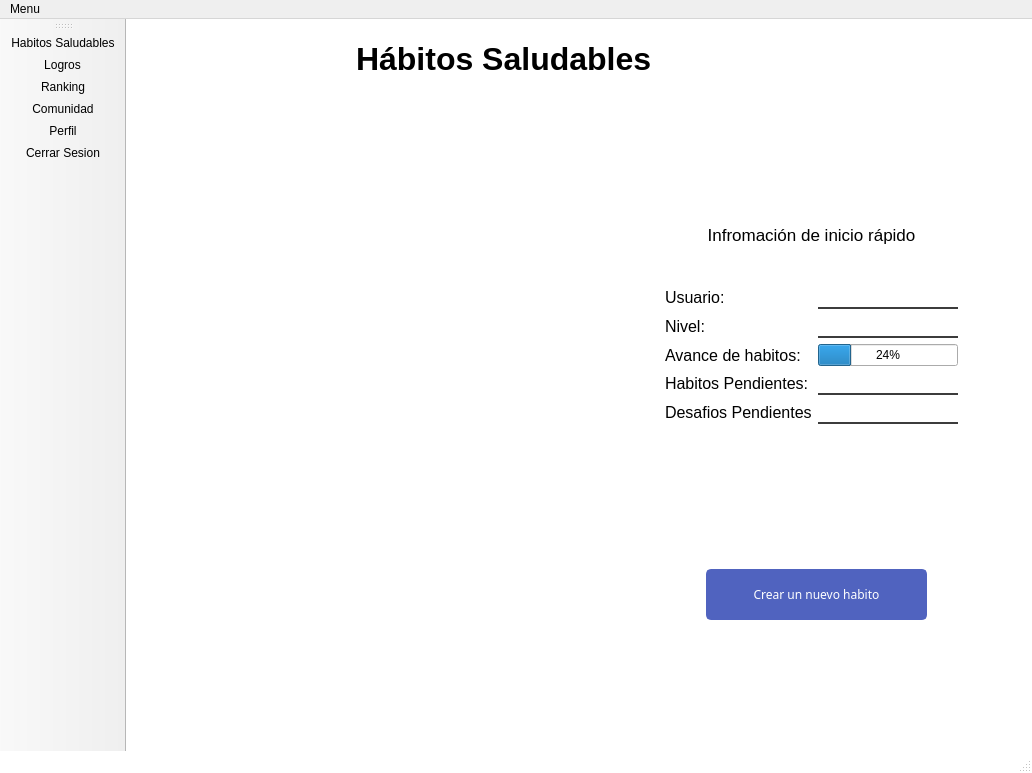
Qt form view/ui/VentanaMenuPrincipal.ui (phkandresc/app-habitos-saludables) before a commit.
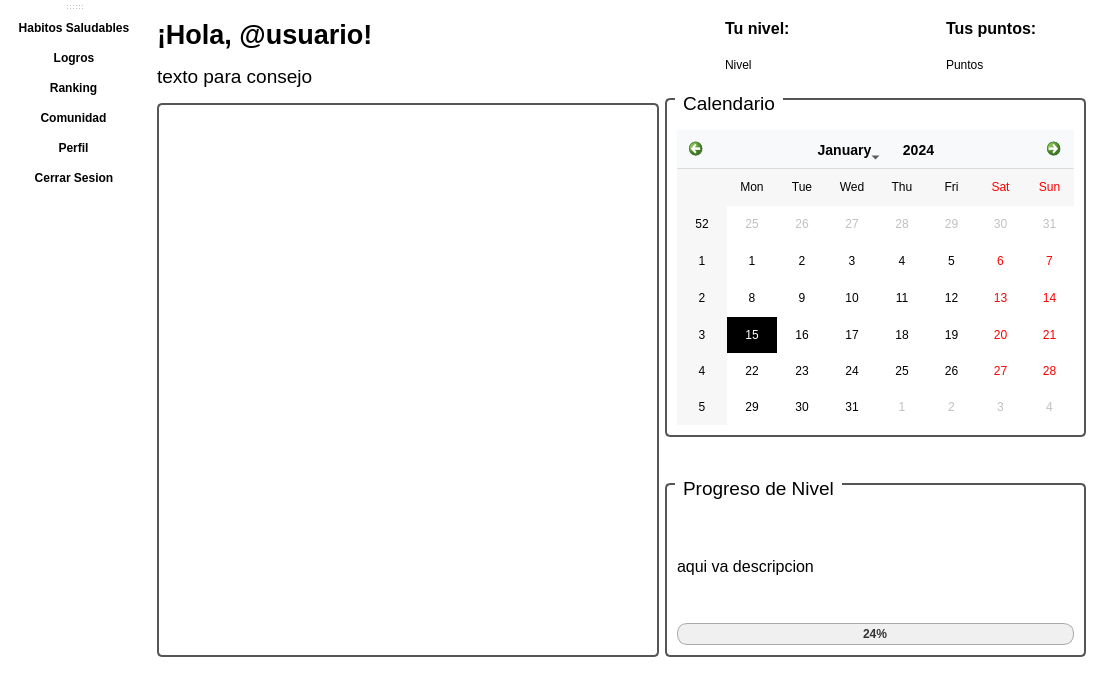
The same form after that commit. Icons and pictures are not drawn.

Commit message: Add user profile management interface and enhance main menu functionality

Patch:
```diff
--- a/view/ui/VentanaMenuPrincipal.ui
+++ b/view/ui/VentanaMenuPrincipal.ui
@@ -6,8 +6,8 @@
    <rect>
     <x>0</x>
     <y>0</y>
-    <width>1032</width>
-    <height>773</height>
+    <width>1095</width>
+    <height>676</height>
    </rect>
   </property>
   <property name="windowTitle">
@@ -62,288 +62,507 @@
 	border: 2px solid rgb(65, 84, 176);
 }
 
+QCalendarWidget {
+    background-color: #ffffff;
+    border: 1px solid #dcdcdc;
+    border-radius: 10px;
+    font-family: Arial;
+    font-size: 10pt;
+}
+
+QCalendarWidget QToolButton {
+    color: #2c3e50;
+    background-color: #ecf0f1;
+    font-weight: bold;
+    border: none;
+    margin: 5px;
+    padding: 5px 10px;
+    border-radius: 5px;
+}
+
+QCalendarWidget QToolButton:hover {
+    background-color: #d0d3d4;
+}
+
+QCalendarWidget QMenu {
+    background-color: #ffffff;
+    border: 1px solid #dcdcdc;
+}
+
+QCalendarWidget QSpinBox {
+    width: 70px;
+    font-size: 10pt;
+}
+
+QCalendarWidget QWidget#qt_calendar_navigationbar {
+    background-color: #f7f9fa;
+    border-bottom: 1px solid #dcdcdc;
+}
+
+QCalendarWidget QAbstractItemView {
+    selection-background-color: #27ae60;
+    selection-color: white;
+    background-color: #ffffff;
+    gridline-color: #ecf0f1;
+    outline: 0;
+}
+
+QCalendarWidget QAbstractItemView:enabled {
+    font-size: 10pt;
+    color: #2c3e50;
+}
+
+QCalendarWidget QAbstractItemView::item:hover {
+    background-color: rgb(116, 162, 255);
+    color: black;
+}
+
+QCalendarWidget QAbstractItemView::item:selected {
+    background-color: rgb(80, 127, 255);
+    color: white;
+}
+
+QCalendarWidget QAbstractItemView::item:disabled {
+    color: #bdc3c7;
+}
+
+QCalendarWidget QMenu {
+    background-color: #ffffff;
+    border: 1px solid #dcdcdc;
+    color: #2c3e50;
+}
+
+QCalendarWidget QMenu::item {
+    padding: 5px 15px;
+    background-color: transparent;
+    color: #2c3e50;
+}
+
+QCalendarWidget QMenu::item:selected {
+    background-color: #d0d3d4;
+    color: #2c3e50;
+}
+
+QProgressBar {
+    border: 1px solid #aaa;
+    border-radius: 10px;
+    background-color: #f0f0f0;
+    height: 20px;
+    text-align: center;
+    color: #333;
+    font-weight: bold;
+}
+
+QProgressBar::chunk {
+    background-color: qlineargradient(
+        x1: 0, y1: 0, x2: 1, y2: 0,
+        stop: 0 #6be585,
+        stop: 1 #4ecdc4
+    );
+    border-radius: 10px;
+}
+
 </string>
   </property>
   <widget class="QWidget" name="centralwidget">
-   <widget class="QLabel" name="lbl_titulo_principal">
-    <property name="geometry">
-     <rect>
-      <x>230</x>
-      <y>10</y>
-      <width>391</width>
-      <height>61</height>
-     </rect>
-    </property>
+   <layout class="QGridLayout" name="gridLayout_2">
+    <item row="0" column="0">
+     <layout class="QHBoxLayout" name="horizontalLayout_4">
+      <property name="topMargin">
+       <number>10</number>
+      </property>
+      <property name="bottomMargin">
+       <number>10</number>
+      </property>
+      <item>
+       <layout class="QVBoxLayout" name="verticalLayout_4">
+        <property name="spacing">
+         <number>15</number>
+        </property>
+        <item>
+         <layout class="QVBoxLayout" name="verticalLayout">
+          <item>
+           <widget class="QLabel" name="lblHolaUsuario">
     <property name="font">
      <font>
-      <pointsize>24</pointsize>
+              <pointsize>20</pointsize>
+              <bold>true</bold>
      </font>
     </property>
     <property name="text">
-     <string>&lt;html&gt;&lt;head/&gt;&lt;body&gt;&lt;p&gt;&lt;span style=&quot; font-size:24pt; font-weight:600;&quot;&gt; Hábitos Saludables&lt;/span&gt;&lt;/p&gt;&lt;/body&gt;&lt;/html&gt;</string>
-    </property>
-   </widget>
-   <widget class="QLabel" name="label">
-    <property name="geometry">
-     <rect>
-      <x>20</x>
-      <y>70</y>
-      <width>461</width>
-      <height>611</height>
-     </rect>
+             <string>¡Hola, @usuario!</string>
+            </property>
+           </widget>
+          </item>
+          <item>
+           <widget class="QLabel" name="lblConsejo">
+            <property name="font">
+             <font>
+              <pointsize>14</pointsize>
+             </font>
     </property>
     <property name="text">
-     <string/>
-    </property>
-    <property name="pixmap">
-     <pixmap>iconos/fondoPrincipalV2.jpg</pixmap>
-    </property>
-   </widget>
-   <widget class="QWidget" name="gridLayoutWidget">
-    <property name="geometry">
-     <rect>
-      <x>490</x>
-      <y>170</y>
-      <width>391</width>
-      <height>271</height>
-     </rect>
-    </property>
-    <layout class="QGridLayout" name="gridLayout">
-     <item row="0" column="1">
-      <spacer name="verticalSpacer">
-       <property name="orientation">
-        <enum>Qt::Orientation::Vertical</enum>
-       </property>
-       <property name="sizeHint" stdset="0">
-        <size>
-         <width>20</width>
-         <height>40</height>
-        </size>
-       </property>
-      </spacer>
-     </item>
-     <item row="1" column="1" colspan="2">
+             <string>texto para consejo</string>
+            </property>
+           </widget>
+          </item>
+         </layout>
+        </item>
+        <item>
+         <widget class="QListWidget" name="listHabitosDelDiaEnCurso">
+          <property name="styleSheet">
+           <string notr="true">QListWidget {
+    border: 2px solid #555;
+    border-radius: 5px;
+    padding: 5px;
+    background-color: white; /* opcional */
+}
+</string>
+          </property>
+         </widget>
+        </item>
+       </layout>
+      </item>
+      <item>
+       <layout class="QVBoxLayout" name="verticalLayout_7">
+        <property name="spacing">
+         <number>20</number>
+        </property>
+        <item>
+         <layout class="QHBoxLayout" name="horizontalLayout_3">
+          <item>
+           <layout class="QHBoxLayout" name="horizontalLayout">
+            <item>
       <widget class="QLabel" name="label_2">
-       <property name="font">
-        <font>
-         <pointsize>13</pointsize>
-        </font>
-       </property>
-       <property name="layoutDirection">
-        <enum>Qt::LayoutDirection::LeftToRight</enum>
+              <property name="minimumSize">
+               <size>
+                <width>40</width>
+                <height>40</height>
+               </size>
+              </property>
+              <property name="maximumSize">
+               <size>
+                <width>40</width>
+                <height>40</height>
+               </size>
        </property>
        <property name="text">
-        <string>Infromación de inicio rápido</string>
-       </property>
-       <property name="alignment">
-        <set>Qt::AlignmentFlag::AlignCenter</set>
-       </property>
-      </widget>
-     </item>
-     <item row="4" column="1">
-      <widget class="QLabel" name="label_3">
-       <property name="font">
-        <font>
-         <pointsize>12</pointsize>
-        </font>
-       </property>
-       <property name="text">
-        <string>Nivel:</string>
-       </property>
-      </widget>
-     </item>
-     <item row="5" column="1">
+               <string/>
+              </property>
+              <property name="pixmap">
+               <pixmap>../../iconos/sube nivel.png</pixmap>
+              </property>
+              <property name="scaledContents">
+               <bool>true</bool>
+              </property>
+             </widget>
+            </item>
+            <item>
+             <layout class="QVBoxLayout" name="verticalLayout_2">
+              <item>
       <widget class="QLabel" name="label_4">
        <property name="font">
         <font>
          <pointsize>12</pointsize>
+                  <bold>true</bold>
         </font>
        </property>
        <property name="text">
-        <string>Avance de habitos:</string>
+                 <string>Tu nivel:</string>
        </property>
       </widget>
      </item>
-     <item row="7" column="2">
-      <widget class="QLineEdit" name="txt_desafios_Pendientes">
-       <property name="font">
-        <font>
-         <pointsize>12</pointsize>
-        </font>
+              <item>
+               <widget class="QLabel" name="lblNivel">
+                <property name="text">
+                 <string>Nivel</string>
        </property>
       </widget>
      </item>
-     <item row="4" column="3">
-      <spacer name="horizontalSpacer_2">
-       <property name="orientation">
-        <enum>Qt::Orientation::Horizontal</enum>
-       </property>
-       <property name="sizeHint" stdset="0">
+             </layout>
+            </item>
+           </layout>
+          </item>
+          <item>
+           <layout class="QHBoxLayout" name="horizontalLayout_2">
+            <item>
+             <widget class="QLabel" name="label_14">
+              <property name="minimumSize">
+               <size>
+                <width>40</width>
+                <height>40</height>
+               </size>
+              </property>
+              <property name="maximumSize">
         <size>
          <width>40</width>
-         <height>20</height>
-        </size>
-       </property>
-      </spacer>
-     </item>
-     <item row="6" column="1">
+                <height>40</height>
+               </size>
+              </property>
+              <property name="text">
+               <string/>
+              </property>
+              <property name="pixmap">
+               <pixmap>../../iconos/puntos.png</pixmap>
+              </property>
+              <property name="scaledContents">
+               <bool>true</bool>
+              </property>
+             </widget>
+            </item>
+            <item>
+             <layout class="QVBoxLayout" name="verticalLayout_3">
+              <item>
       <widget class="QLabel" name="label_5">
        <property name="font">
         <font>
          <pointsize>12</pointsize>
+                  <bold>true</bold>
         </font>
        </property>
        <property name="text">
-        <string>Habitos Pendientes:</string>
+                 <string>Tus puntos:</string>
        </property>
       </widget>
      </item>
-     <item row="5" column="0">
-      <spacer name="horizontalSpacer">
-       <property name="orientation">
-        <enum>Qt::Orientation::Horizontal</enum>
-       </property>
-       <property name="sizeHint" stdset="0">
+              <item>
+               <widget class="QLabel" name="lblPuntos">
+                <property name="text">
+                 <string>Puntos</string>
+                </property>
+               </widget>
+              </item>
+             </layout>
+            </item>
+           </layout>
+          </item>
+         </layout>
+        </item>
+        <item>
+         <layout class="QVBoxLayout" name="verticalLayout_6">
+          <property name="spacing">
+           <number>40</number>
+          </property>
+          <item>
+           <widget class="QGroupBox" name="groupBox_2">
+            <property name="maximumSize">
         <size>
-         <width>40</width>
-         <height>20</height>
-        </size>
-       </property>
-      </spacer>
-     </item>
-     <item row="7" column="1">
-      <widget class="QLabel" name="label_6">
+              <width>421</width>
+              <height>345</height>
+             </size>
+            </property>
        <property name="font">
         <font>
-         <pointsize>12</pointsize>
-        </font>
-       </property>
-       <property name="text">
-        <string>Desafios Pendientes</string>
-       </property>
-      </widget>
-     </item>
-     <item row="4" column="2">
-      <widget class="QLineEdit" name="txt_Ranking">
-       <property name="font">
-        <font>
-         <pointsize>12</pointsize>
-        </font>
-       </property>
-      </widget>
-     </item>
-     <item row="3" column="1">
-      <widget class="QLabel" name="label_7">
-       <property name="font">
-        <font>
-         <pointsize>12</pointsize>
-        </font>
-       </property>
-       <property name="text">
-        <string>Usuario:</string>
-       </property>
-      </widget>
-     </item>
-     <item row="8" column="1">
-      <spacer name="verticalSpacer_2">
-       <property name="orientation">
-        <enum>Qt::Orientation::Vertical</enum>
-       </property>
-       <property name="sizeHint" stdset="0">
+              <pointsize>14</pointsize>
+             </font>
+            </property>
+            <property name="styleSheet">
+             <string notr="true">QGroupBox {
+    border: 2px solid #555;  /* Cambia el color si quieres */
+    border-radius: 5px;
+    margin-top: 6px;
+}
+
+QGroupBox::title {
+    subcontrol-origin: margin;
+    left: 10px;
+    padding: 0 5px;
+}
+
+</string>
+            </property>
+            <property name="title">
+             <string>Calendario</string>
+            </property>
+            <layout class="QVBoxLayout" name="verticalLayout_5">
+             <item>
+              <widget class="QCalendarWidget" name="calendarWidget">
+               <property name="autoFillBackground">
+                <bool>false</bool>
+               </property>
+               <property name="styleSheet">
+                <string notr="true">QCalendarWidget {
+    background-color: #ffffff;
+    border: none;
+    font-family: &quot;Segoe UI&quot;, &quot;Helvetica&quot;, sans-serif;
+    color: #000;
+}
+
+/* Botones (← → y nombre del mes) */
+QCalendarWidget QToolButton {
+    background-color: transparent;
+    border: none;
+    color: #000000;
+    font-size: 14px;
+    font-weight: bold;
+    padding: 5px;
+}
+
+/* Hover de botones */
+QCalendarWidget QToolButton:hover {
+    background-color: #f0f0f0;
+    border-radius: 5px;
+}
+
+/* Menú desplegable (si lo usas) */
+QCalendarWidget QMenu {
+    background-color: white;
+    color: black;
+    border: 1px solid #ccc;
+}
+
+/* Caja de número del año */
+QCalendarWidget QSpinBox {
+    background-color: transparent;
+    border: none;
+    color: #000;
+}
+
+/* Celdas del calendario */
+QCalendarWidget QAbstractItemView {
+    background-color: #ffffff;
+    selection-background-color: #000000;
+    selection-color: #ffffff;
+    gridline-color: #e0e0e0;
+    font-size: 12px;
+}
+
+/* Colores de los días */
+QCalendarWidget QAbstractItemView:enabled {
+    color: #000000;
+}
+QCalendarWidget QAbstractItemView:disabled {
+    color: #c0c0c0;
+}
+
+/* Celdas del calendario */
+QCalendarWidget QAbstractItemView {
+    background-color: #ffffff;
+    selection-background-color: #000000;  /* fondo de día seleccionado */
+    selection-color: #ffffff;             /* color del número */
+    border: none;
+    outline: none;
+    font-size: 12px;
+    gridline-color: #e0e0e0;
+}
+
+/* Estilo en forma de círculo u óvalo */
+QCalendarWidget QAbstractItemView::item:selected {
+    background-color: #000000;
+    color: #ffffff;
+    border-radius: 12px; /* ¡Esto lo hace circular! */
+    margin: 2px;
+}
+
+
+
+</string>
+               </property>
+               <property name="gridVisible">
+                <bool>false</bool>
+               </property>
+              </widget>
+             </item>
+            </layout>
+           </widget>
+          </item>
+          <item>
+           <widget class="QGroupBox" name="groupBox">
+            <property name="minimumSize">
+             <size>
+              <width>0</width>
+              <height>141</height>
+             </size>
+            </property>
+            <property name="maximumSize">
         <size>
-         <width>20</width>
-         <height>40</height>
-        </size>
-       </property>
-      </spacer>
-     </item>
-     <item row="6" column="2">
-      <widget class="QLineEdit" name="txt_Habitos_Pendientes">
+              <width>421</width>
+              <height>16777215</height>
+             </size>
+            </property>
        <property name="font">
         <font>
-         <pointsize>12</pointsize>
-        </font>
-       </property>
-      </widget>
-     </item>
-     <item row="3" column="2">
-      <widget class="QLineEdit" name="txt_userName">
-       <property name="font">
-        <font>
-         <pointsize>12</pointsize>
-        </font>
-       </property>
-      </widget>
-     </item>
-     <item row="2" column="1" colspan="2">
-      <spacer name="verticalSpacer_3">
-       <property name="orientation">
-        <enum>Qt::Orientation::Vertical</enum>
-       </property>
-       <property name="sizeHint" stdset="0">
-        <size>
-         <width>20</width>
-         <height>40</height>
-        </size>
-       </property>
-      </spacer>
-     </item>
-     <item row="5" column="2">
-      <widget class="QProgressBar" name="progressBar_Habitos">
+              <pointsize>14</pointsize>
+             </font>
+            </property>
+            <property name="styleSheet">
+             <string notr="true">QGroupBox {
+    border: 2px solid #555;  /* Cambia el color si quieres */
+    border-radius: 5px;
+    margin-top: 6px;
+}
+
+QGroupBox::title {
+    subcontrol-origin: margin;
+    left: 10px;
+    padding: 0 5px;
+}
+</string>
+            </property>
+            <property name="title">
+             <string>Progreso de Nivel</string>
+            </property>
+            <layout class="QGridLayout" name="gridLayout">
+             <item row="2" column="0">
+              <widget class="QProgressBar" name="pbProgresoNivel">
        <property name="value">
         <number>24</number>
        </property>
       </widget>
      </item>
-    </layout>
-   </widget>
-   <widget class="QPushButton" name="pushButton">
-    <property name="geometry">
-     <rect>
-      <x>580</x>
-      <y>550</y>
-      <width>221</width>
-      <height>51</height>
-     </rect>
-    </property>
+             <item row="1" column="0">
+              <widget class="QLabel" name="lblDescripcion">
     <property name="font">
      <font>
-      <family>Adwaita Sans</family>
+                 <pointsize>12</pointsize>
      </font>
     </property>
     <property name="text">
-     <string>Crear un nuevo habito</string>
-    </property>
-   </widget>
-  </widget>
-  <widget class="QMenuBar" name="menubar">
-   <property name="geometry">
-    <rect>
-     <x>0</x>
-     <y>0</y>
-     <width>1032</width>
-     <height>24</height>
-    </rect>
-   </property>
-   <widget class="QMenu" name="menuMenu">
-    <property name="title">
-     <string>Menu</string>
-    </property>
-    <addaction name="action_item_Habitos_Saludables"/>
-    <addaction name="actionLogros"/>
-    <addaction name="actionRanking"/>
-    <addaction name="actionDesaf_os"/>
-    <addaction name="actionComunidad"/>
-    <addaction name="actionPerfil_Usuario"/>
-    <addaction name="actionCerrar_Sesion"/>
-   </widget>
-   <addaction name="menuMenu"/>
-  </widget>
-  <widget class="QStatusBar" name="statusbar"/>
+                <string>aqui va descripcion</string>
+               </property>
+              </widget>
+             </item>
+            </layout>
+           </widget>
+          </item>
+         </layout>
+        </item>
+       </layout>
+      </item>
+     </layout>
+    </item>
+   </layout>
+  </widget>
   <widget class="QToolBar" name="toolBar">
    <property name="windowTitle">
     <string>toolBar</string>
    </property>
+   <property name="styleSheet">
+    <string notr="true">QToolBar {
+    background-color: #ffffff;       /* fondo del toolbar */
+    spacing: 6px;                    /* espacio entre botones */
+    padding: 4px;
+    border: none;
+}
+
+QToolButton {
+    background-color: transparent;
+    border: none;
+    padding: 6px 10px;
+    color: #000000;                  /* color del texto/icono */
+    font-weight: bold;
+}
+
+QToolButton:hover {
+    background-color: #b0b0b0;       /* gris claro al pasar el cursor */
+    border-radius: 20px;
+}
+
+QToolButton:pressed {
+    background-color: #c0c0c0;       /* más oscuro al hacer clic */
+}
+</string>
+   </property>
    <property name="iconSize">
     <size>
      <width>50</width>
```
Left out of the diff: 32 changed lines with no effect on the pictures. Lines whose indentation alone changed are shown as unchanged. The commit also changes 30 other files.
